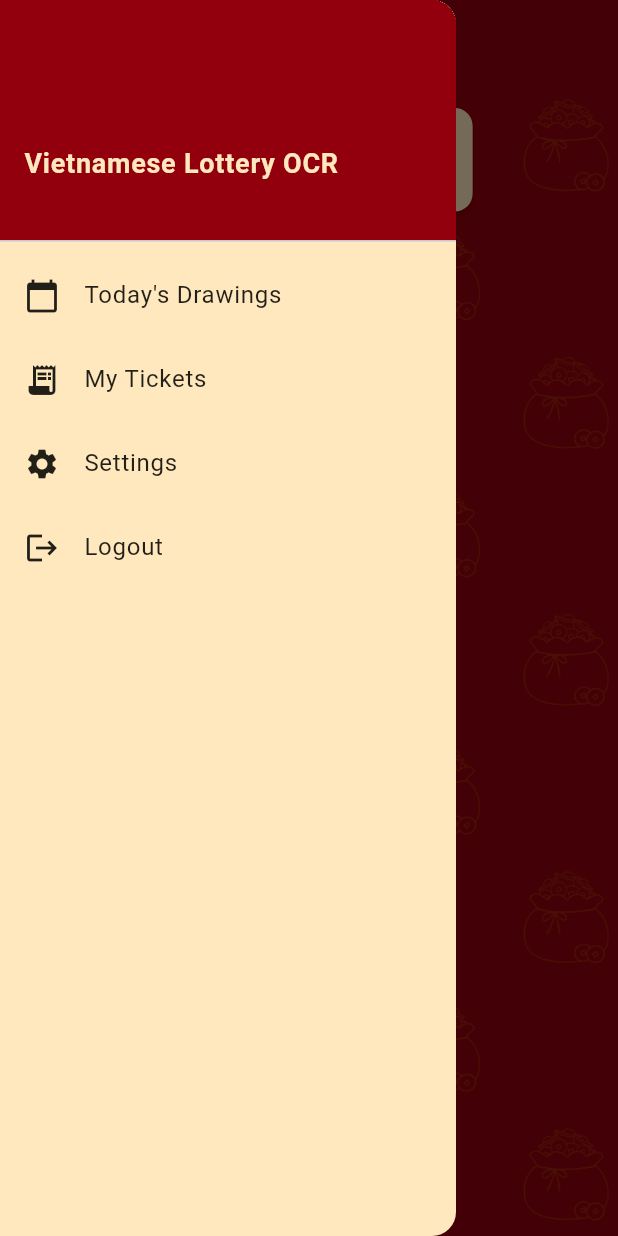
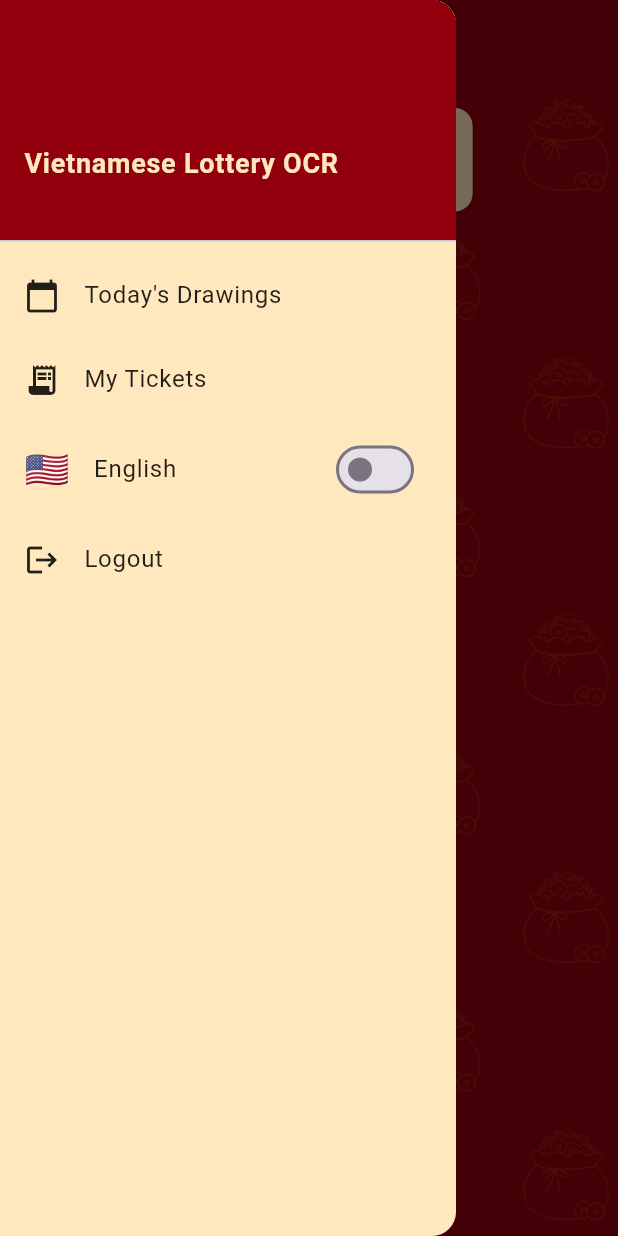
Before and after one commit to c0ryd/Xo-So, a Flutter app: the screen it shows once a user with an empty profile is signed in, with the side drawer open, on a phone screen of 412 x 824 dp. Run offline on Flutter 3.47's test engine with Material 3 defaults, Android fonts, the phone set to English and light mode, and no system bars; our stand-ins replace camera, firebase_auth, firebase_core, flutter_local_notifications, google_mobile_ads, permission_handler and 4 more; missing offline and left inert: amazon_cognito_identity_dart_2, google_mlkit_text_recognition; accounts and stored records are empty; generated files the repository leaves out were written again; network calls fail; statements that could not run were skipped.

Commit message:
saving UI progress

```diff
--- a/lib/main.dart
+++ b/lib/main.dart
@@ -2100,17 +2100,34 @@
                 );
               },
             ),
-            ListTile(
-              leading: Icon(Icons.settings, color: Colors.black87),
-              title: Text(
-                AppLocalizations.of(context)!.settings,
-                style: TextStyle(color: Colors.black87),
-              ),
-              onTap: () {
-                Navigator.pop(context);
-                Navigator.push(
-                  context,
-                  MaterialPageRoute(builder: (context) => SettingsScreen()),
+            // Language toggle with flag icons
+            Consumer<LanguageService>(
+              builder: (context, languageService, child) {
+                final isVietnamese = languageService.currentLocale.languageCode == 'vi';
+                return ListTile(
+                  leading: Text(
+                    isVietnamese ? '🇻🇳' : '🇺🇸',
+                    style: TextStyle(fontSize: 24),
+                  ),
+                  title: Row(
+                    children: [
+                      Text(
+                        isVietnamese ? 'Tiếng Việt' : 'English',
+                        style: TextStyle(color: Colors.black87),
+                      ),
+                      Spacer(),
+                      Switch(
+                        value: isVietnamese,
+                        onChanged: (value) {
+                          languageService.toggleLanguage();
+                        },
+                        activeColor: Colors.orange,
+                      ),
+                    ],
+                  ),
+                  onTap: () {
+                    languageService.toggleLanguage();
+                  },
                 );
               },
             ),
```
Also changed, not shown: lib/screens/user_tickets_summary_screen.dart (+107 -20 lines).
